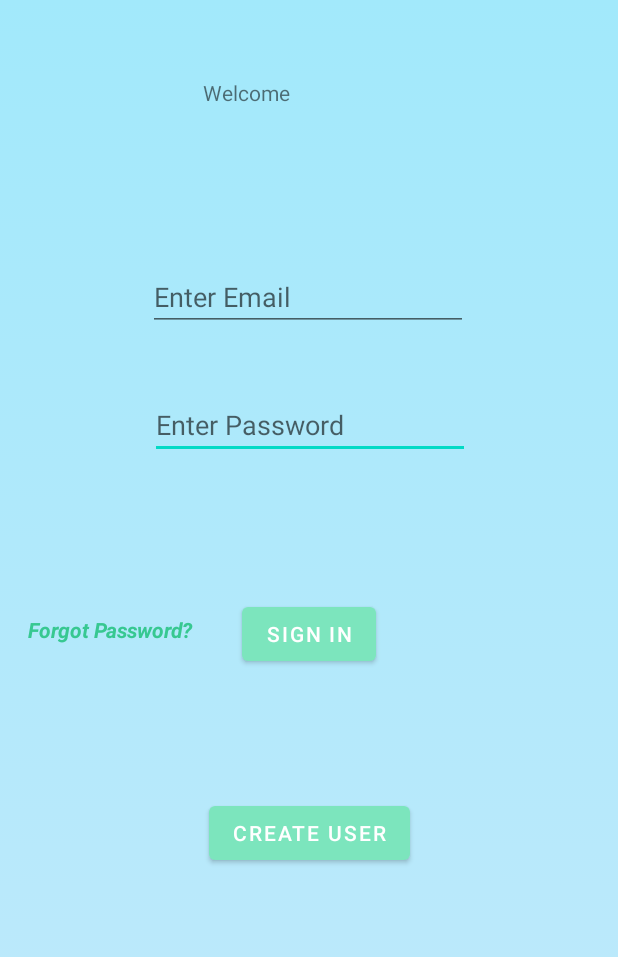
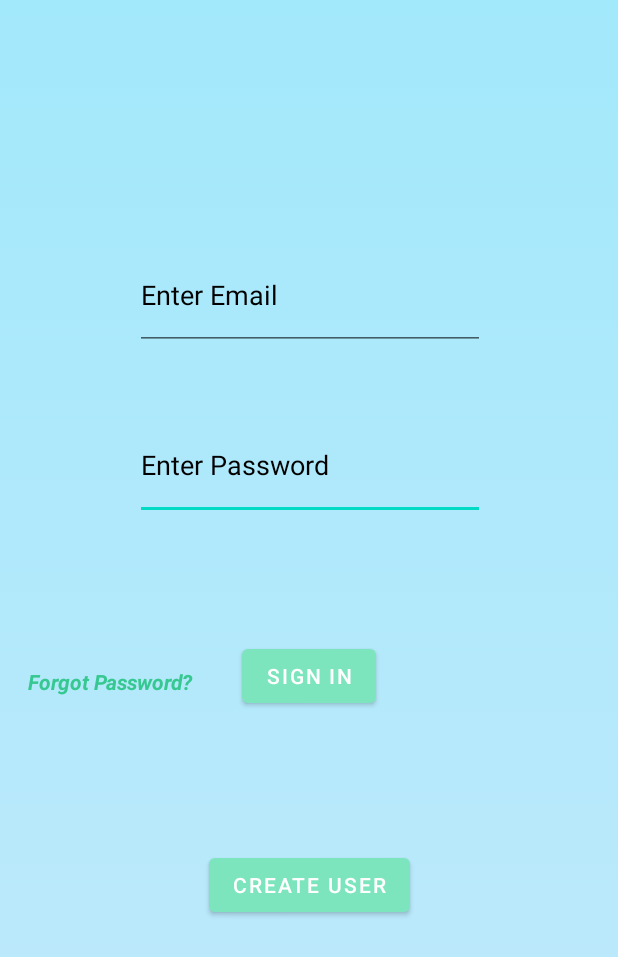
Before and after one commit to tomrudyk/AskA, an Android app: the screen it shows after launch (MainActivity), on a phone screen of 412 x 824 dp. Shown: the top 957 px of the screen. Run offline under Robolectric (Android 15) with nearby library versions, the phone set to English and light mode, and no system bars; our stand-ins replace Firebase (no records; nobody signed in at launch, a user with empty details on screens opened directly).

Commit message:
Add files via upload

```diff
--- a/src/main/AndroidManifest.xml
+++ b/src/main/AndroidManifest.xml
@@ -15,9 +15,11 @@
         android:roundIcon="@mipmap/ic_launcher_round"
         android:supportsRtl="true"
         android:theme="@style/Theme.AskA">
-        <activity android:name=".AnswerQPrivateRoom"></activity>
+        <activity android:name=".AnswerQPrivateRoom" />
         <activity android:name=".SendQuestionPrivateRoom" />
-        <activity android:name=".PrivateRoom" />
+        <activity android:name=".PrivateRoom"
+            android:windowSoftInputMode="adjustPan"
+        />
         <activity android:name=".EditUserInfo" />
         <activity android:name=".CreateUserPage" />
         <activity android:name=".WelcomePageMessageOnCreate" />
--- a/src/main/java/com/example/aska/AnswerQPrivateRoom.java
+++ b/src/main/java/com/example/aska/AnswerQPrivateRoom.java
@@ -84,7 +84,7 @@ public class AnswerQPrivateRoom extends AppCompatActivity {
                 boolean CheckProfession= (TheQOfLocationCardProfession.equals(UserProfession))||(TheQOfLocationCardProfession.equals("None"));
                 if((TheAOfLocationCard.equals("0")&&(CheckHobby)&&(CheckProfession))){
                     TheQuestion.setText(TheQOfLocationCard);
-                    LocationView.setText("Location- "+ QLocation+"\n"+"Hobby- " + TheQOfLocationCardHobby+"\n"+"Profession- " + TheQOfLocationCardProfession+"\n"+"Number Of Questions- " + String.valueOf(ChildrenCount));
+                    LocationView.setText("Location- "+ QLocation+"\n"+"\n"+"Number Of Questions- " + String.valueOf(ChildrenCount));
                     cashView.setText(UserCash);
                     SendA.setEnabled(true);
                     TheAnswerOfQ.clearFocus();
@@ -115,7 +115,7 @@ public class AnswerQPrivateRoom extends AppCompatActivity {
                     RandomQ();
                     TheQuestion.setText(TheQOfLocationCard);
                     cashView.setText(UserCash);
-                    LocationView.setText("Location- "+ QLocation+"\n"+"Hobby- " + TheQOfLocationCardHobby+"\n"+"Profession- " + TheQOfLocationCardProfession+"\n"+"Number Of Questions- " + String.valueOf(ChildrenCount));
+                    LocationView.setText("Location- "+ QLocation+"\n"+"\n"+"Number Of Questions- " + String.valueOf(ChildrenCount));
                     TheAnswerOfQ.clearFocus();
                     TheAnswerOfQ.setText("");
                     Reload.performClick();
@@ -331,7 +331,7 @@ public class AnswerQPrivateRoom extends AppCompatActivity {
 
         if((TheAOfLocationCard.equals("0"))){
             TheQuestion.setText(TheQOfLocationCard);
-            LocationView.setText("Location- "+ QLocation+"\n"+"Hobby- " + TheQOfLocationCardHobby+"\n"+"Profession- " + TheQOfLocationCardProfession+"\n"+"Number Of Questions- " + String.valueOf(ChildrenCount));
+            LocationView.setText("Location- "+ QLocation+"\n"+"\n"+"Number Of Questions- " + String.valueOf(ChildrenCount));
             cashView.setText(UserCash);
             SendA.setEnabled(true);
             myRef = database.getReference("Users").child(UserIdOfSenderLocationCard);
--- a/src/main/res/layout/activity_main.xml
+++ b/src/main/res/layout/activity_main.xml
@@ -16,7 +16,8 @@
         app:layout_constraintBottom_toBottomOf="parent"
         app:layout_constraintEnd_toEndOf="parent"
         app:layout_constraintStart_toStartOf="parent"
-        app:layout_constraintTop_toBottomOf="@+id/SignInBtn" />
+        app:layout_constraintTop_toBottomOf="@+id/SignInBtn"
+        app:layout_constraintVertical_bias="0.644" />
 
     <Button
         android:id="@+id/logOutBtn"
@@ -42,24 +43,16 @@
         app:layout_constraintTop_toBottomOf="@+id/Password"
         app:layout_constraintVertical_bias="0.298" />
 
-    <TextView
-        android:id="@+id/WelcomeTxt"
-        android:layout_width="141dp"
-        android:layout_height="39dp"
-        android:layout_marginTop="52dp"
-        android:text="Welcome"
-        app:layout_constraintEnd_toEndOf="parent"
-        app:layout_constraintStart_toStartOf="parent"
-        app:layout_constraintTop_toTopOf="parent" />
-
     <EditText
         android:id="@+id/Password"
-        android:layout_width="wrap_content"
-        android:layout_height="wrap_content"
+        android:layout_width="233dp"
+        android:layout_height="73dp"
         android:layout_marginTop="40dp"
         android:ems="10"
         android:hint="Enter Password"
         android:inputType="textPassword"
+        android:textColor="#000000"
+        android:textColorHint="#000000"
         app:layout_constraintEnd_toEndOf="parent"
         app:layout_constraintHorizontal_bias="0.502"
         app:layout_constraintStart_toStartOf="parent"
@@ -67,16 +60,18 @@
 
     <EditText
         android:id="@+id/Email"
-        android:layout_width="wrap_content"
-        android:layout_height="wrap_content"
-        android:layout_marginTop="84dp"
+        android:layout_width="233dp"
+        android:layout_height="73dp"
+        android:layout_marginTop="160dp"
         android:ems="10"
         android:hint="Enter Email"
         android:inputType="textEmailAddress"
+        android:textColor="#000000"
+        android:textColorHint="#000000"
         app:layout_constraintEnd_toEndOf="parent"
-        app:layout_constraintHorizontal_bias="0.497"
+        app:layout_constraintHorizontal_bias="0.505"
         app:layout_constraintStart_toStartOf="parent"
-        app:layout_constraintTop_toBottomOf="@+id/WelcomeTxt" />
+        app:layout_constraintTop_toTopOf="parent" />
 
     <TextView
         android:id="@+id/ForgotPassTxt"
@@ -93,6 +88,6 @@
         app:layout_constraintHorizontal_bias="0.258"
         app:layout_constraintStart_toStartOf="parent"
         app:layout_constraintTop_toBottomOf="@+id/Password"
-        app:layout_constraintVertical_bias="0.521" />
+        app:layout_constraintVertical_bias="0.508" />
 
 </androidx.constraintlayout.widget.ConstraintLayout>
```
Also changed, not shown: src/main/java/com/example/aska/MainActivity.java (+3 -6 lines), src/main/java/com/example/aska/MainActivity2.java (+13 -0 lines), src/main/java/com/example/aska/PrivateRoom.java (+6 -1 lines), src/main/java/com/example/aska/WelcomePageMessageOnCreate.java (+27 -3 lines), src/main/res/layout/activity_main2.xml (+71 -17 lines), src/main/res/layout/activity_private_room.xml (+7 -5 lines), src/main/res/layout/activity_welcome_page_messege_on_create.xml (+6 -5 lines), src/main/res/values/strings.xml (+0 -11 lines).
